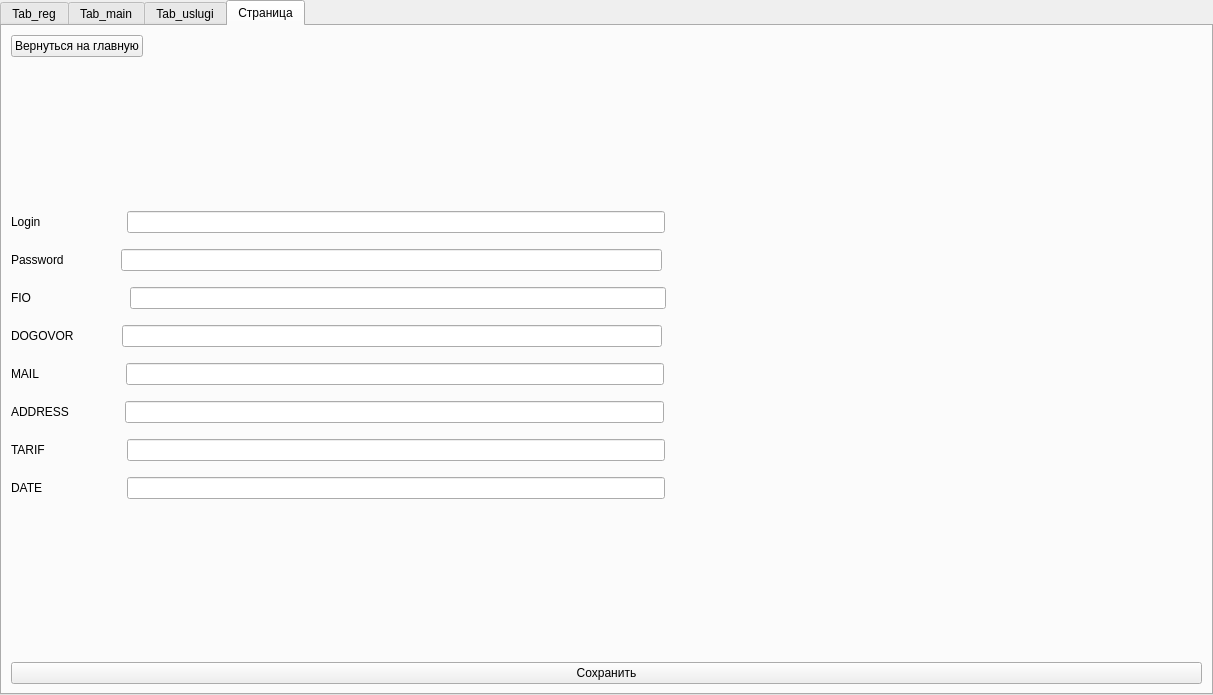
Old version of the form mainwindow.ui in the repository IG-or-LO/tool_for_provider.
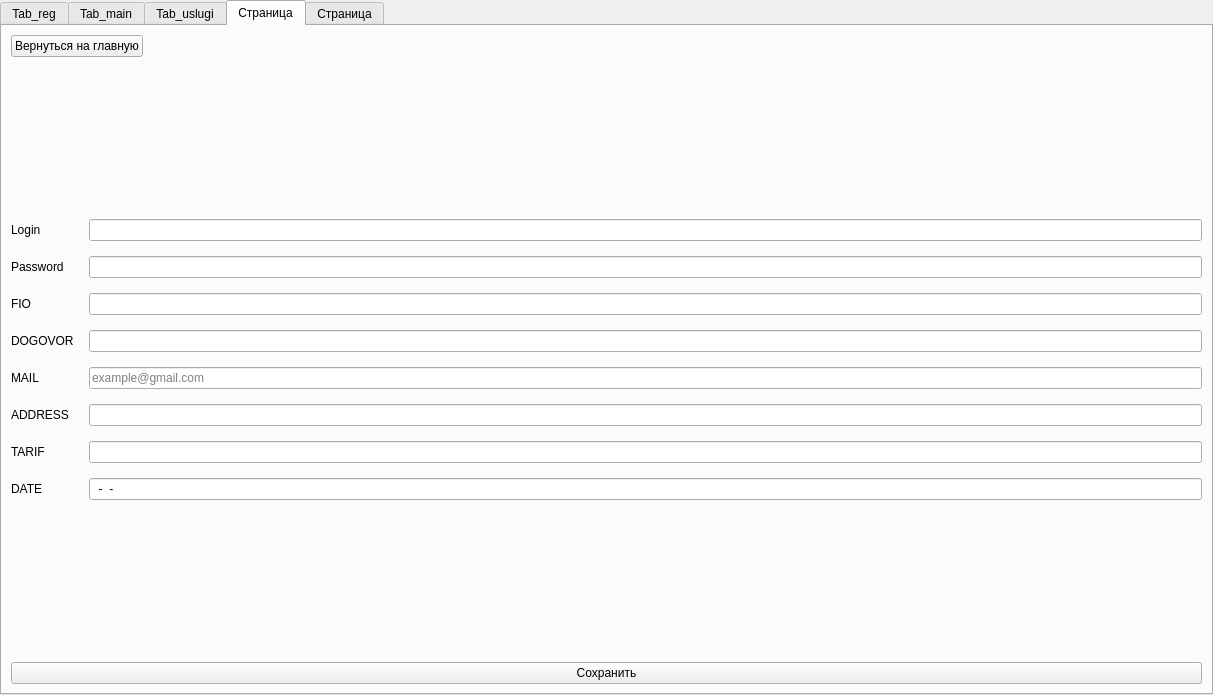
New version of the form. The open tabs and pages were chosen to show the change.

```diff
--- a/mainwindow.ui
+++ b/mainwindow.ui
@@ -631,7 +631,7 @@
        </attribute>
        <layout class="QGridLayout" name="gridLayout_4">
         <item row="0" column="0">
-         <layout class="QVBoxLayout" name="verticalLayout_6">
+         <layout class="QVBoxLayout" name="verticalLayout_11">
           <item>
            <widget class="QPushButton" name="pb_ClientBack">
             <property name="sizePolicy">
@@ -659,12 +659,12 @@
            </spacer>
           </item>
           <item>
-           <layout class="QVBoxLayout" name="verticalLayout_5">
+           <layout class="QHBoxLayout" name="horizontalLayout_2">
+            <property name="spacing">
+             <number>15</number>
+            </property>
             <item>
-             <layout class="QHBoxLayout" name="horizontalLayout_2">
-              <property name="bottomMargin">
-               <number>10</number>
-              </property>
+             <layout class="QVBoxLayout" name="verticalLayout_5">
               <item>
                <widget class="QLabel" name="laClientLogin">
                 <property name="tabletTracking">
@@ -676,45 +676,6 @@
                </widget>
               </item>
               <item>
-               <spacer name="horizontalSpacer_9">
-                <property name="orientation">
-                 <enum>Qt::Horizontal</enum>
-                </property>
-                <property name="sizeType">
-                 <enum>QSizePolicy::Fixed</enum>
-                </property>
-                <property name="sizeHint" stdset="0">
-                 <size>
-                  <width>80</width>
-                  <height>20</height>
-                 </size>
-                </property>
-               </spacer>
-              </item>
-              <item>
-               <widget class="QLineEdit" name="leClientLogin"/>
-              </item>
-              <item>
-               <spacer name="horizontalSpacer_17">
-                <property name="orientation">
-                 <enum>Qt::Horizontal</enum>
-                </property>
-                <property name="sizeHint" stdset="0">
-                 <size>
-                  <width>40</width>
-                  <height>20</height>
-                 </size>
-                </property>
-               </spacer>
-              </item>
-             </layout>
-            </item>
-            <item>
-             <layout class="QHBoxLayout" name="horizontalLayout_5">
-              <property name="bottomMargin">
-               <number>10</number>
-              </property>
-              <item>
                <widget class="QLabel" name="laClientPass">
                 <property name="text">
                  <string>Password</string>
@@ -722,45 +683,6 @@
                </widget>
               </item>
               <item>
-               <spacer name="horizontalSpacer_10">
-                <property name="orientation">
-                 <enum>Qt::Horizontal</enum>
-                </property>
-                <property name="sizeType">
-                 <enum>QSizePolicy::Fixed</enum>
-                </property>
-                <property name="sizeHint" stdset="0">
-                 <size>
-                  <width>51</width>
-                  <height>20</height>
-                 </size>
-                </property>
-               </spacer>
-              </item>
-              <item>
-               <widget class="QLineEdit" name="leClientPass"/>
-              </item>
-              <item>
-               <spacer name="horizontalSpacer_18">
-                <property name="orientation">
-                 <enum>Qt::Horizontal</enum>
-                </property>
-                <property name="sizeHint" stdset="0">
-                 <size>
-                  <width>40</width>
-                  <height>20</height>
-                 </size>
-                </property>
-               </spacer>
-              </item>
-             </layout>
-            </item>
-            <item>
-             <layout class="QHBoxLayout" name="horizontalLayout_6">
-              <property name="bottomMargin">
-               <number>10</number>
-              </property>
-              <item>
                <widget class="QLabel" name="laClientFio">
                 <property name="text">
                  <string>FIO</string>
@@ -768,45 +690,6 @@
                </widget>
               </item>
               <item>
-               <spacer name="horizontalSpacer_11">
-                <property name="orientation">
-                 <enum>Qt::Horizontal</enum>
-                </property>
-                <property name="sizeType">
-                 <enum>QSizePolicy::Fixed</enum>
-                </property>
-                <property name="sizeHint" stdset="0">
-                 <size>
-                  <width>93</width>
-                  <height>20</height>
-                 </size>
-                </property>
-               </spacer>
-              </item>
-              <item>
-               <widget class="QLineEdit" name="leClientFio"/>
-              </item>
-              <item>
-               <spacer name="horizontalSpacer_19">
-                <property name="orientation">
-                 <enum>Qt::Horizontal</enum>
-                </property>
-                <property name="sizeHint" stdset="0">
-                 <size>
-                  <width>40</width>
-                  <height>20</height>
-                 </size>
-                </property>
-               </spacer>
-              </item>
-             </layout>
-            </item>
-            <item>
-             <layout class="QHBoxLayout" name="horizontalLayout_7">
-              <property name="bottomMargin">
-               <number>10</number>
-              </property>
-              <item>
                <widget class="QLabel" name="laClientDog">
                 <property name="text">
                  <string>DOGOVOR</string>
@@ -814,45 +697,6 @@
                </widget>
               </item>
               <item>
-               <spacer name="horizontalSpacer_12">
-                <property name="orientation">
-                 <enum>Qt::Horizontal</enum>
-                </property>
-                <property name="sizeType">
-                 <enum>QSizePolicy::Fixed</enum>
-                </property>
-                <property name="sizeHint" stdset="0">
-                 <size>
-                  <width>42</width>
-                  <height>20</height>
-                 </size>
-                </property>
-               </spacer>
-              </item>
-              <item>
-               <widget class="QLineEdit" name="leClientDog"/>
-              </item>
-              <item>
-               <spacer name="horizontalSpacer_20">
-                <property name="orientation">
-                 <enum>Qt::Horizontal</enum>
-                </property>
-                <property name="sizeHint" stdset="0">
-                 <size>
-                  <width>40</width>
-                  <height>20</height>
-                 </size>
-                </property>
-               </spacer>
-              </item>
-             </layout>
-            </item>
-            <item>
-             <layout class="QHBoxLayout" name="horizontalLayout_8">
-              <property name="bottomMargin">
-               <number>10</number>
-              </property>
-              <item>
                <widget class="QLabel" name="laClientMail">
                 <property name="text">
                  <string>MAIL</string>
@@ -860,45 +704,6 @@
                </widget>
               </item>
               <item>
-               <spacer name="horizontalSpacer_13">
-                <property name="orientation">
-                 <enum>Qt::Horizontal</enum>
-                </property>
-                <property name="sizeType">
-                 <enum>QSizePolicy::Fixed</enum>
-                </property>
-                <property name="sizeHint" stdset="0">
-                 <size>
-                  <width>81</width>
-                  <height>20</height>
-                 </size>
-                </property>
-               </spacer>
-              </item>
-              <item>
-               <widget class="QLineEdit" name="leClientMail"/>
-              </item>
-              <item>
-               <spacer name="horizontalSpacer_21">
-                <property name="orientation">
-                 <enum>Qt::Horizontal</enum>
-                </property>
-                <property name="sizeHint" stdset="0">
-                 <size>
-                  <width>40</width>
-                  <height>20</height>
-                 </size>
-                </property>
-               </spacer>
-              </item>
-             </layout>
-            </item>
-            <item>
-             <layout class="QHBoxLayout" name="horizontalLayout_9">
-              <property name="bottomMargin">
-               <number>10</number>
-              </property>
-              <item>
                <widget class="QLabel" name="laClientAddress">
                 <property name="text">
                  <string>ADDRESS</string>
@@ -906,45 +711,6 @@
                </widget>
               </item>
               <item>
-               <spacer name="horizontalSpacer_14">
-                <property name="orientation">
-                 <enum>Qt::Horizontal</enum>
-                </property>
-                <property name="sizeType">
-                 <enum>QSizePolicy::Fixed</enum>
-                </property>
-                <property name="sizeHint" stdset="0">
-                 <size>
-                  <width>50</width>
-                  <height>20</height>
-                 </size>
-                </property>
-               </spacer>
-              </item>
-              <item>
-               <widget class="QLineEdit" name="leClientAddress"/>
-              </item>
-              <item>
-               <spacer name="horizontalSpacer_22">
-                <property name="orientation">
-                 <enum>Qt::Horizontal</enum>
-                </property>
-                <property name="sizeHint" stdset="0">
-                 <size>
-                  <width>40</width>
-                  <height>20</height>
-                 </size>
-                </property>
-               </spacer>
-              </item>
-             </layout>
-            </item>
-            <item>
-             <layout class="QHBoxLayout" name="horizontalLayout_10">
-              <property name="bottomMargin">
-               <number>10</number>
-              </property>
-              <item>
                <widget class="QLabel" name="laClientTarif">
                 <property name="text">
                  <string>TARIF</string>
@@ -952,82 +718,83 @@
                </widget>
               </item>
               <item>
-               <spacer name="horizontalSpacer_15">
-                <property name="orientation">
-                 <enum>Qt::Horizontal</enum>
-                </property>
-                <property name="sizeType">
-                 <enum>QSizePolicy::Fixed</enum>
-                </property>
-                <property name="sizeHint" stdset="0">
-                 <size>
-                  <width>76</width>
-                  <height>20</height>
-                 </size>
-                </property>
-               </spacer>
-              </item>
-              <item>
-               <widget class="QLineEdit" name="leClientTarif"/>
-              </item>
-              <item>
-               <spacer name="horizontalSpacer_23">
-                <property name="orientation">
-                 <enum>Qt::Horizontal</enum>
-                </property>
-                <property name="sizeHint" stdset="0">
-                 <size>
-                  <width>40</width>
-                  <height>20</height>
-                 </size>
-                </property>
-               </spacer>
-              </item>
-             </layout>
-            </item>
-            <item>
-             <layout class="QHBoxLayout" name="horizontalLayout_11">
-              <property name="bottomMargin">
-               <number>10</number>
-              </property>
-              <item>
                <widget class="QLabel" name="laClientDate">
                 <property name="text">
                  <string>DATE</string>
                 </property>
                </widget>
               </item>
-              <item>
-               <spacer name="horizontalSpacer_16">
-                <property name="orientation">
-                 <enum>Qt::Horizontal</enum>
+             </layout>
+            </item>
+            <item>
+             <layout class="QGridLayout" name="gridLayout_7">
+              <item row="1" column="0">
+               <widget class="QLineEdit" name="leClientPass">
+                <property name="maxLength">
+                 <number>15</number>
                 </property>
-                <property name="sizeType">
-                 <enum>QSizePolicy::Fixed</enum>
+               </widget>
+              </item>
+              <item row="3" column="0">
+               <widget class="QLineEdit" name="leClientDog">
+                <property name="maxLength">
+                 <number>10</number>
                 </property>
-                <property name="sizeHint" stdset="0">
-                 <size>
-                  <width>78</width>
-                  <height>20</height>
-                 </size>
+               </widget>
+              </item>
+              <item row="0" column="0">
+               <widget class="QLineEdit" name="leClientLogin">
+                <property name="maxLength">
+                 <number>15</number>
                 </property>
-               </spacer>
+               </widget>
               </item>
-              <item>
-               <widget class="QLineEdit" name="leClientDate"/>
+              <item row="4" column="0">
+               <widget class="QLineEdit" name="leClientMail">
+                <property name="inputMask">
+                 <string/>
+                </property>
+                <property name="maxLength">
+                 <number>30</number>
+                </property>
+                <property name="frame">
+                 <bool>true</bool>
+                </property>
+                <property name="placeholderText">
+                 <string>example@gmail.com</string>
+                </property>
+               </widget>
               </item>
-              <item>
-               <spacer name="horizontalSpacer_24">
-                <property name="orientation">
-                 <enum>Qt::Horizontal</enum>
+              <item row="5" column="0">
+               <widget class="QLineEdit" name="leClientAddress">
+                <property name="maxLength">
+                 <number>30</number>
                 </property>
-                <property name="sizeHint" stdset="0">
-                 <size>
-                  <width>40</width>
-                  <height>20</height>
-                 </size>
+               </widget>
+              </item>
+              <item row="2" column="0">
+               <widget class="QLineEdit" name="leClientFio">
+                <property name="maxLength">
+                 <number>30</number>
                 </property>
-               </spacer>
+               </widget>
+              </item>
+              <item row="7" column="0">
+               <widget class="QLineEdit" name="leClientDate">
+                <property name="inputMask">
+                 <string>00-00-0000</string>
+                </property>
+               </widget>
+              </item>
+              <item row="6" column="0">
+               <widget class="QLineEdit" name="leClientTarif">
+                <property name="maxLength">
+                 <number>10</number>
+                </property>
+                <property name="cursorMoveStyle">
+                 <enum>Qt::LogicalMoveStyle</enum>
+                </property>
+               </widget>
               </item>
              </layout>
             </item>
@@ -1063,6 +830,334 @@
         </item>
        </layout>
       </widget>
+      <widget class="QWidget" name="tab_addWorker">
+       <attribute name="title">
+        <string>Страница</string>
+       </attribute>
+       <layout class="QGridLayout" name="gridLayout_9">
+        <item row="2" column="0">
+         <spacer name="horizontalSpacer_4">
+          <property name="orientation">
+           <enum>Qt::Horizontal</enum>
+          </property>
+          <property name="sizeHint" stdset="0">
+           <size>
+            <width>40</width>
+            <height>20</height>
+           </size>
+          </property>
+         </spacer>
+        </item>
+        <item row="3" column="0">
+         <spacer name="verticalSpacer_20">
+          <property name="orientation">
+           <enum>Qt::Vertical</enum>
+          </property>
+          <property name="sizeHint" stdset="0">
+           <size>
+            <width>20</width>
+            <height>40</height>
+           </size>
+          </property>
+         </spacer>
+        </item>
+        <item row="2" column="1">
+         <layout class="QVBoxLayout" name="verticalLayout_12">
+          <item>
+           <widget class="QLabel" name="label_enter_or_reg_2">
+            <property name="sizePolicy">
+             <sizepolicy hsizetype="Preferred" vsizetype="Fixed">
+              <horstretch>0</horstretch>
+              <verstretch>0</verstretch>
+             </sizepolicy>
+            </property>
+            <property name="text">
+             <string>Зарегистрировать работника</string>
+            </property>
+            <property name="alignment">
+             <set>Qt::AlignHCenter|Qt::AlignTop</set>
+            </property>
+           </widget>
+          </item>
+          <item>
+           <spacer name="verticalSpacer_15">
+            <property name="orientation">
+             <enum>Qt::Vertical</enum>
+            </property>
+            <property name="sizeHint" stdset="0">
+             <size>
+              <width>20</width>
+              <height>40</height>
+             </size>
+            </property>
+           </spacer>
+          </item>
+          <item>
+           <widget class="QFrame" name="frame_2">
+            <property name="sizePolicy">
+             <sizepolicy hsizetype="Expanding" vsizetype="Expanding">
+              <horstretch>0</horstretch>
+              <verstretch>0</verstretch>
+             </sizepolicy>
+            </property>
+            <property name="frameShape">
+             <enum>QFrame::StyledPanel</enum>
+            </property>
+            <property name="frameShadow">
+             <enum>QFrame::Raised</enum>
+            </property>
+            <layout class="QGridLayout" name="gridLayout_8">
+             <item row="0" column="0">
+              <layout class="QVBoxLayout" name="verticalLayout_13">
+               <item>
+                <layout class="QHBoxLayout" name="horizontalLayout_4">
+                 <item>
+                  <layout class="QVBoxLayout" name="verticalLayout_6">
+                   <item>
+                    <widget class="QLabel" name="label_login_2">
+                     <property name="sizePolicy">
+                      <sizepolicy hsizetype="Fixed" vsizetype="Fixed">
+                       <horstretch>0</horstretch>
+                       <verstretch>0</verstretch>
+                      </sizepolicy>
+                     </property>
+                     <property name="text">
+                      <string>Логин работника</string>
+                     </property>
+                     <property name="alignment">
+                      <set>Qt::AlignLeading|Qt::AlignLeft|Qt::AlignVCenter</set>
+                     </property>
+                    </widget>
+                   </item>
+                   <item>
+                    <spacer name="verticalSpacer_16">
+                     <property name="orientation">
+                      <enum>Qt::Vertical</enum>
+                     </property>
+                     <property name="sizeHint" stdset="0">
+                      <size>
+                       <width>20</width>
+                       <height>40</height>
+                      </size>
+                     </property>
+                    </spacer>
+                   </item>
+                   <item>
+                    <widget class="QLabel" name="label_pass_2">
+                     <property name="sizePolicy">
+                      <sizepolicy hsizetype="Fixed" vsizetype="Fixed">
+                       <horstretch>0</horstretch>
+                       <verstretch>0</verstretch>
+                      </sizepolicy>
+                     </property>
+                     <property name="text">
+                      <string>Пароль</string>
+                     </property>
+                    </widget>
+                   </item>
+                   <item>
+                    <spacer name="verticalSpacer_21">
+                     <property name="orientation">
+                      <enum>Qt::Vertical</enum>
+                     </property>
+                     <property name="sizeHint" stdset="0">
+                      <size>
+                       <width>20</width>
+                       <height>40</height>
+                      </size>
+                     </property>
+                    </spacer>
+                   </item>
+                   <item>
+                    <widget class="QLabel" name="laStatus">
+                     <property name="sizePolicy">
+                      <sizepolicy hsizetype="Fixed" vsizetype="Fixed">
+                       <horstretch>0</horstretch>
+                       <verstretch>0</verstretch>
+                      </sizepolicy>
+                     </property>
+                     <property name="text">
+                      <string>Полномочия</string>
+                     </property>
+                    </widget>
+                   </item>
+                  </layout>
+                 </item>
+                 <item>
+                  <layout class="QVBoxLayout" name="verticalLayout_14">
+                   <item>
+                    <widget class="QLineEdit" name="leName_2">
+                     <property name="sizePolicy">
+                      <sizepolicy hsizetype="Fixed" vsizetype="Fixed">
+                       <horstretch>0</horstretch>
+                       <verstretch>0</verstretch>
+                      </sizepolicy>
+                     </property>
+                     <property name="text">
+                      <string/>
+                     </property>
+                     <property name="maxLength">
+                      <number>15</number>
+                     </property>
+                    </widget>
+                   </item>
+                   <item>
+                    <spacer name="verticalSpacer_17">
+                     <property name="orientation">
+                      <enum>Qt::Vertical</enum>
+                     </property>
+                     <property name="sizeHint" stdset="0">
+                      <size>
+                       <width>20</width>
+                       <height>40</height>
+                      </size>
+                     </property>
+                    </spacer>
+                   </item>
+                   <item>
+                    <widget class="QLineEdit" name="lePass_2">
+                     <property name="sizePolicy">
+                      <sizepolicy hsizetype="Fixed" vsizetype="Fixed">
+                       <horstretch>0</horstretch>
+                       <verstretch>0</verstretch>
+                      </sizepolicy>
+                     </property>
+                     <property name="maxLength">
+                      <number>15</number>
+                     </property>
+                     <property name="echoMode">
+                      <enum>QLineEdit::Normal</enum>
+                     </property>
+                    </widget>
+                   </item>
+                   <item>
+                    <spacer name="verticalSpacer_22">
+                     <property name="orientation">
+                      <enum>Qt::Vertical</enum>
+                     </property>
+                     <property name="sizeHint" stdset="0">
+                      <size>
+                       <width>20</width>
+                       <height>40</height>
+                      </size>
+                     </property>
+                    </spacer>
+                   </item>
+                   <item>
+                    <widget class="QLineEdit" name="leStatus">
+                     <property name="sizePolicy">
+                      <sizepolicy hsizetype="Fixed" vsizetype="Fixed">
+                       <horstretch>0</horstretch>
+                       <verstretch>0</verstretch>
+                      </sizepolicy>
+                     </property>
+                     <property name="maxLength">
+                      <number>15</number>
+                     </property>
+                    </widget>
+                   </item>
+                  </layout>
+                 </item>
+                </layout>
+               </item>
+               <item>
+                <spacer name="verticalSpacer_18">
+                 <property name="orientation">
+                  <enum>Qt::Vertical</enum>
+                 </property>
+                 <property name="sizeHint" stdset="0">
+                  <size>
+                   <width>20</width>
+                   <height>40</height>
+                  </size>
+                 </property>
+                </spacer>
+               </item>
+               <item>
+                <widget class="QPushButton" name="pbReg">
+                 <property name="sizePolicy">
+                  <sizepolicy hsizetype="Fixed" vsizetype="Fixed">
+                   <horstretch>0</horstretch>
+                   <verstretch>0</verstretch>
+                  </sizepolicy>
+                 </property>
+                 <property name="maximumSize">
+                  <size>
+                   <width>150</width>
+                   <height>50</height>
+                  </size>
+                 </property>
+                 <property name="baseSize">
+                  <size>
+                   <width>0</width>
+                   <height>0</height>
+                  </size>
+                 </property>
+                 <property name="layoutDirection">
+                  <enum>Qt::RightToLeft</enum>
+                 </property>
+                 <property name="text">
+                  <string>Зарегистрировать</string>
+                 </property>
+                 <property name="iconSize">
+                  <size>
+                   <width>16</width>
+                   <height>16</height>
+                  </size>
+                 </property>
+                 <property name="shortcut">
+                  <string>Return</string>
+                 </property>
+                </widget>
+               </item>
+              </layout>
+             </item>
+            </layout>
+           </widget>
+          </item>
+         </layout>
+        </item>
+        <item row="2" column="2">
+         <spacer name="horizontalSpacer_5">
+          <property name="orientation">
+           <enum>Qt::Horizontal</enum>
+          </property>
+          <property name="sizeHint" stdset="0">
+           <size>
+            <width>40</width>
+            <height>20</height>
+           </size>
+          </property>
+         </spacer>
+        </item>
+        <item row="1" column="0">
+         <spacer name="verticalSpacer_19">
+          <property name="orientation">
+           <enum>Qt::Vertical</enum>
+          </property>
+          <property name="sizeHint" stdset="0">
+           <size>
+            <width>20</width>
+            <height>40</height>
+           </size>
+          </property>
+         </spacer>
+        </item>
+        <item row="0" column="0">
+         <widget class="QPushButton" name="pb_AddWorkerBack">
+          <property name="sizePolicy">
+           <sizepolicy hsizetype="Fixed" vsizetype="Fixed">
+            <horstretch>0</horstretch>
+            <verstretch>0</verstretch>
+           </sizepolicy>
+          </property>
+          <property name="text">
+           <string>Вернуться на главную</string>
+          </property>
+         </widget>
+        </item>
+       </layout>
+      </widget>
      </widget>
     </item>
    </layout>
```
Left out of the diff: 66 changed lines with no effect on the pictures.
